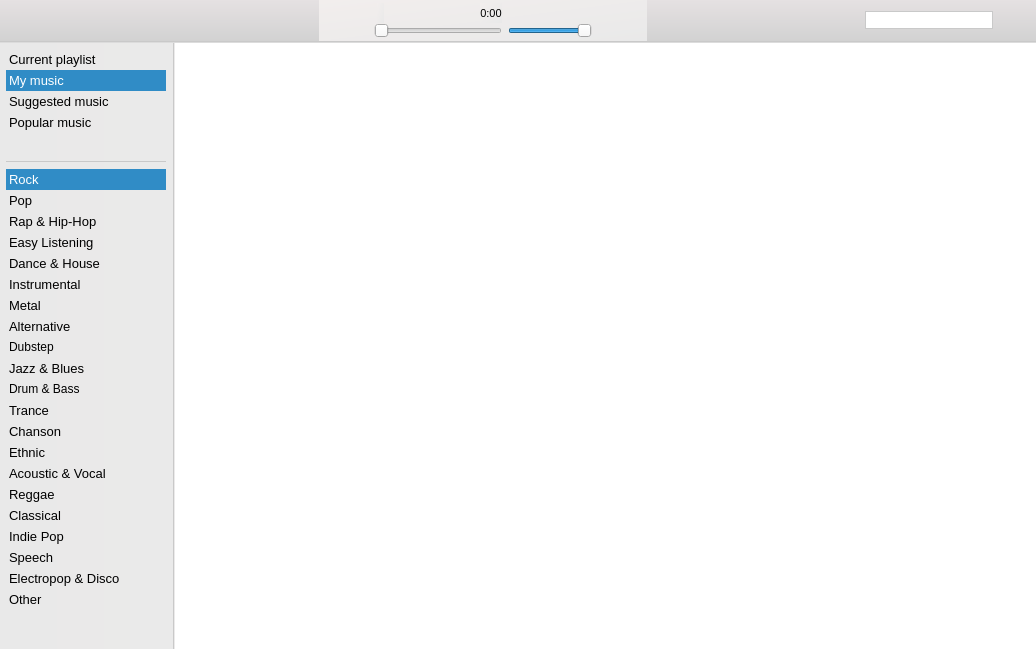
First picture: the form in playerwidget.ui, repository Amixp/flow, before the edit.
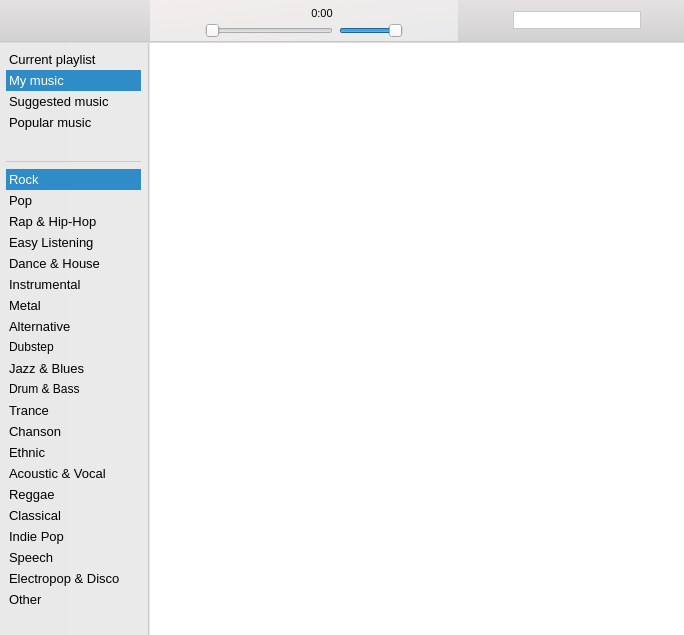
Second picture: the form after the edit. Icons and pictures are not drawn. Custom widgets are drawn as their Qt base class.

Diff of the .ui file:
```diff
--- a/playerwidget.ui
+++ b/playerwidget.ui
@@ -6,8 +6,8 @@
    <rect>
     <x>0</x>
     <y>0</y>
-    <width>1036</width>
-    <height>649</height>
+    <width>684</width>
+    <height>635</height>
    </rect>
   </property>
   <property name="font">
@@ -46,17 +46,11 @@
    <item>
     <widget class="QFrame" name="controlFrame">
      <property name="sizePolicy">
-      <sizepolicy hsizetype="Maximum" vsizetype="Preferred">
+      <sizepolicy hsizetype="Preferred" vsizetype="Preferred">
        <horstretch>0</horstretch>
        <verstretch>0</verstretch>
       </sizepolicy>
      </property>
-     <property name="maximumSize">
-      <size>
-       <width>1081</width>
-       <height>16777215</height>
-      </size>
-     </property>
      <property name="font">
       <font>
        <family>Ubuntu Mono</family>
@@ -84,6 +78,9 @@
       <property name="spacing">
        <number>9</number>
       </property>
+      <property name="sizeConstraint">
+       <enum>QLayout::SetDefaultConstraint</enum>
+      </property>
       <property name="leftMargin">
        <number>3</number>
       </property>
@@ -171,19 +168,6 @@
         </property>
        </widget>
       </item>
-      <item>
-       <spacer name="horizontalSpacer_3">
-        <property name="orientation">
-         <enum>Qt::Horizontal</enum>
-        </property>
-        <property name="sizeHint" stdset="0">
-         <size>
-          <width>40</width>
-          <height>20</height>
-         </size>
-        </property>
-       </spacer>
-      </item>
       <item>
        <widget class="QFrame" name="frame">
         <property name="styleSheet">
@@ -253,12 +237,15 @@
                  <pointsize>9</pointsize>
                 </font>
                </property>
-               <property name="cursor">
-                <cursorShape>PointingHandCursor</cursorShape>
+               <property name="styleSheet">
+                <string notr="true">background-color: rgba(255, 255, 255, 0);</string>
                </property>
                <property name="text">
                 <string/>
                </property>
+               <property name="wordWrap">
+                <bool>false</bool>
+               </property>
               </widget>
              </item>
              <item>
@@ -281,6 +268,9 @@
                  <pointsize>8</pointsize>
                 </font>
                </property>
+               <property name="styleSheet">
+                <string notr="true">background-color: rgba(255, 255, 255, 0);</string>
+               </property>
                <property name="text">
                 <string>0:00</string>
                </property>
@@ -321,6 +311,12 @@
                <height>0</height>
               </size>
              </property>
+             <property name="maximumSize">
+              <size>
+               <width>128</width>
+               <height>16777215</height>
+              </size>
+             </property>
              <property name="toolTip">
               <string>Volume</string>
              </property>
@@ -390,6 +386,19 @@
         <property name="spacing">
          <number>0</number>
         </property>
+        <item>
+         <spacer name="horizontalSpacer_3">
+          <property name="orientation">
+           <enum>Qt::Horizontal</enum>
+          </property>
+          <property name="sizeHint" stdset="0">
+           <size>
+            <width>40</width>
+            <height>20</height>
+           </size>
+          </property>
+         </spacer>
+        </item>
         <item>
          <widget class="QPushButton" name="clearSearchTextButton">
           <property name="toolTip">
@@ -423,7 +432,7 @@
           </property>
           <property name="maximumSize">
            <size>
-            <width>512</width>
+            <width>256</width>
             <height>16777215</height>
            </size>
           </property>
@@ -482,6 +491,9 @@
        <property name="spacing">
         <number>6</number>
        </property>
+       <property name="sizeConstraint">
+        <enum>QLayout::SetDefaultConstraint</enum>
+       </property>
        <property name="leftMargin">
         <number>6</number>
        </property>
@@ -504,7 +516,7 @@
          </property>
          <property name="maximumSize">
           <size>
-           <width>160</width>
+           <width>135</width>
            <height>105</height>
           </size>
          </property>
@@ -537,6 +549,9 @@
          <property name="editTriggers">
           <set>QAbstractItemView::NoEditTriggers</set>
          </property>
+         <property name="alternatingRowColors">
+          <bool>false</bool>
+         </property>
          <property name="selectionBehavior">
           <enum>QAbstractItemView::SelectRows</enum>
          </property>
@@ -617,7 +632,7 @@
          </property>
          <property name="maximumSize">
           <size>
-           <width>160</width>
+           <width>135</width>
            <height>16777215</height>
           </size>
          </property>
@@ -647,6 +662,9 @@
          <property name="editTriggers">
           <set>QAbstractItemView::NoEditTriggers</set>
          </property>
+         <property name="alternatingRowColors">
+          <bool>false</bool>
+         </property>
          <property name="selectionBehavior">
           <enum>QAbstractItemView::SelectRows</enum>
          </property>
@@ -896,7 +914,7 @@
         <set>QAbstractItemView::NoEditTriggers</set>
        </property>
        <property name="alternatingRowColors">
-        <bool>false</bool>
+        <bool>true</bool>
        </property>
        <property name="selectionMode">
         <enum>QAbstractItemView::SingleSelection</enum>
```
Left out of the diff: 6 changed lines with no effect on the pictures.
